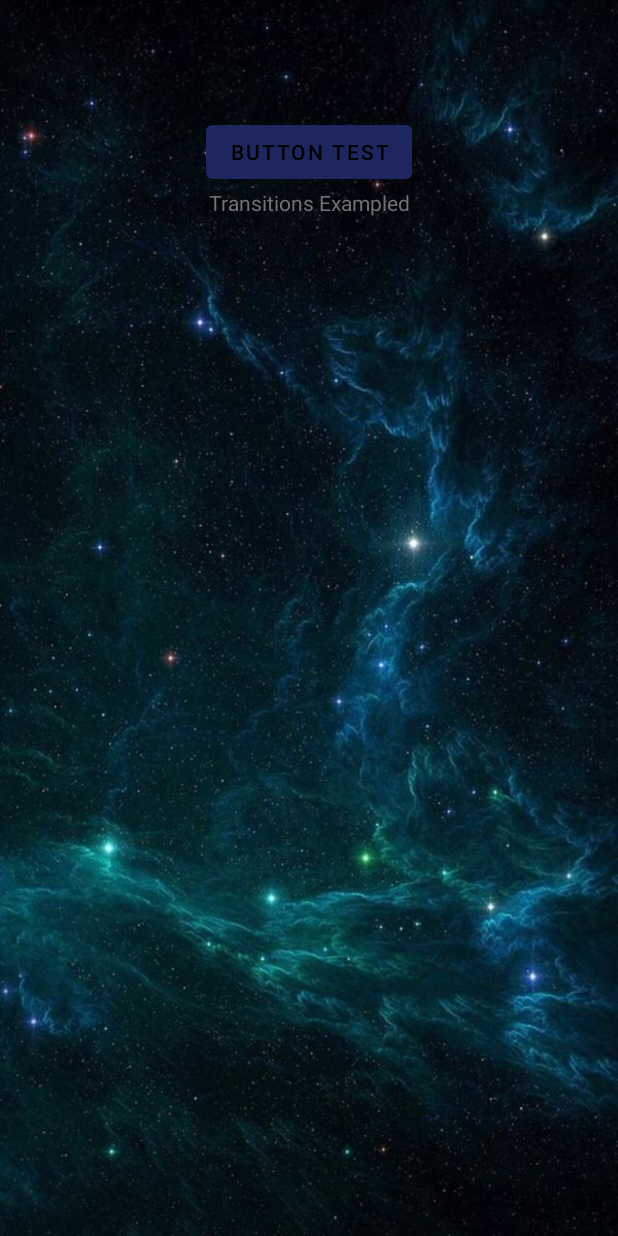
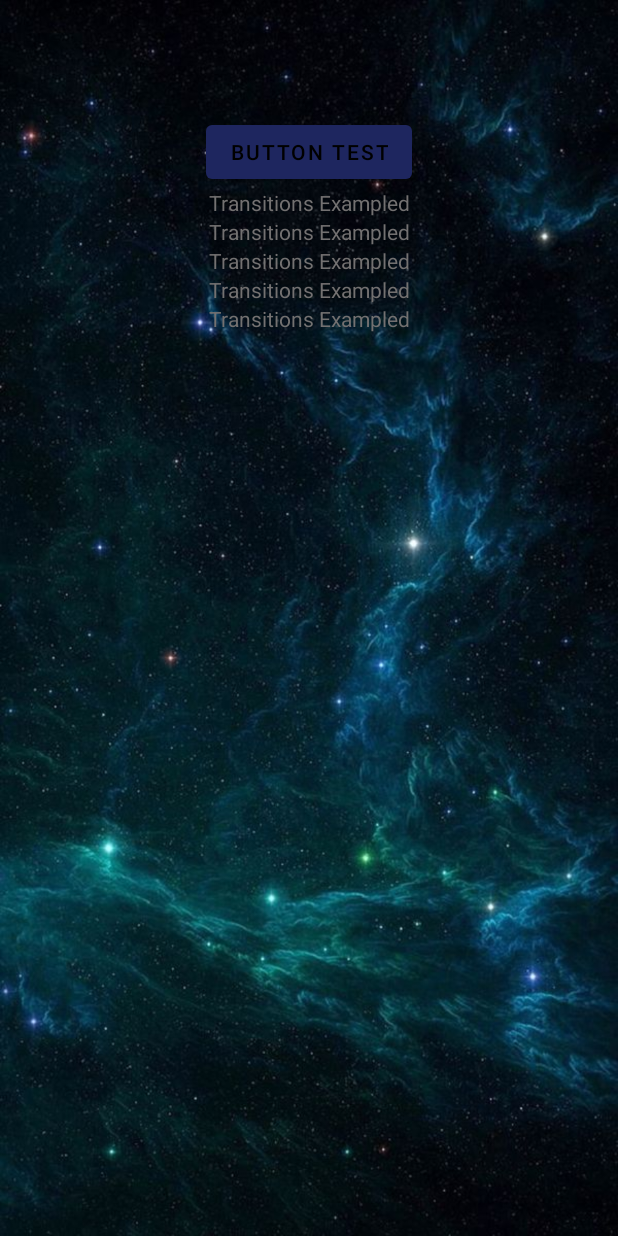
Before and after one commit to Nikita0093/MaterialDesign, an Android app: the fragment AnimationsFragment placed in its activity, after a tap on "BUTTON TEST", on a phone screen of 412 x 824 dp. Run offline under Robolectric (Android 15) with nearby library versions, the phone set to English and light mode, and no system bars; Roboto replaces fonts that are not available here.

Commit message:
Урок 6  | Начали  (Добавили RecycleView)

```diff
--- a/app/src/main/java/com/example/materialdesign/lesson3/viewpager/ViewPagerApiFragment.kt
+++ b/app/src/main/java/com/example/materialdesign/lesson3/viewpager/ViewPagerApiFragment.kt
@@ -11,6 +11,7 @@ import com.example.materialdesign.lesson3.MarsFragment
 import com.example.materialdesign.lesson3.SolarSystemFragment
 import com.example.materialdesign.lesson_4_layouts.LayoutsFragment
 import com.example.materialdesign.lesson_5_animations.AnimationsFragment
+import com.example.materialdesign.lesson_6.RecyclerFragment
 
 
 class ViewPagerApiFragment : Fragment() {
@@ -54,10 +55,10 @@ class ViewPagerApiFragment : Fragment() {
                         AnimationsFragment.newInstance()
                     ).addToBackStack(" ").commit()
 
-                R.id.bottom_app_solar -> requireActivity().supportFragmentManager.beginTransaction()
+                R.id.bottom_app_recycle -> requireActivity().supportFragmentManager.beginTransaction()
                     .replace(
                         R.id.mainContainer,
-                        SolarSystemFragment.newInstance()
+                        RecyclerFragment.newInstance()
                     ).addToBackStack(" ").commit()
 
             }
--- a/app/src/main/java/com/example/materialdesign/lesson_5_animations/AnimationsFragment.kt
+++ b/app/src/main/java/com/example/materialdesign/lesson_5_animations/AnimationsFragment.kt
@@ -1,10 +1,14 @@
 package com.example.materialdesign.lesson_5_animations
 
 import android.os.Bundle
+import android.view.Gravity
 import android.view.LayoutInflater
 import android.view.View
 import android.view.ViewGroup
 import androidx.fragment.app.Fragment
+import androidx.transition.Explode
+import androidx.transition.Fade
+import androidx.transition.Slide
 import androidx.transition.TransitionManager
 import com.example.materialdesign.databinding.FragmentAnimationsBinding
 
@@ -33,11 +37,37 @@ class AnimationsFragment : Fragment() {
 
         binding.animationButton.setOnClickListener {
 
-            TransitionManager.beginDelayedTransition(binding.root)
+            val transitionFade = Slide(Gravity.END)
+            val transitionExplode = Explode()
+            transitionExplode.duration = 2000
+
+            transitionFade.duration = 2000
+
+            TransitionManager.beginDelayedTransition(binding.root, transitionExplode)
 
             isOpen = !isOpen
 
             binding.animationText.visibility = if (isOpen) {
+                View.VISIBLE
+            } else {
+                View.GONE
+            }
+            binding.animationText2.visibility = if (isOpen) {
+                View.VISIBLE
+            } else {
+                View.GONE
+            }
+            binding.animationText3.visibility = if (isOpen) {
+                View.VISIBLE
+            } else {
+                View.GONE
+            }
+            binding.animationText4.visibility = if (isOpen) {
+                View.VISIBLE
+            } else {
+                View.GONE
+            }
+            binding.animationText5.visibility = if (isOpen) {
                 View.VISIBLE
             } else {
                 View.GONE
--- a/app/src/main/java/com/example/materialdesign/utils/Utils.kt
+++ b/app/src/main/java/com/example/materialdesign/utils/Utils.kt
@@ -3,9 +3,9 @@ package com.example.materialdesign.utils
 
 const val KEY_NASA_DOMAIN_ENDPOINT = "planetary/apod"
 const val KEY_NASA_DOMAIN_BASE_URL = "https://api.nasa.gov/"
-
-
 const val KEY_EPIC_ENDPOINT = "EPIC/api/natural"
+const val TYPE_EARTH = 0
+const val TYPE_MARS = 1
 
 
 class Utils {
--- a/app/src/main/java/com/example/materialdesign/viewmodel/picture/PictureOfTheDayFragment.kt
+++ b/app/src/main/java/com/example/materialdesign/viewmodel/picture/PictureOfTheDayFragment.kt
@@ -43,7 +43,6 @@ class PictureOfTheDayFragment : Fragment() {
 
     override fun onViewCreated(view: View, savedInstanceState: Bundle?) {
         super.onViewCreated(view, savedInstanceState)
-
 
         viewModel.getLiveData().observe(viewLifecycleOwner, Observer {
             renderData(it)
@@ -187,7 +186,6 @@ class PictureOfTheDayFragment : Fragment() {
                     .show()
 
 
-
             android.R.id.home -> {
                 BottomNaviDrawerFragment.newInstance()
                     .show(requireActivity().supportFragmentManager, " ")
--- /dev/null
+++ b/app/src/main/res/drawable/ic_baseline_recycler.xml
@@ -0,0 +1,5 @@
+<vector android:height="24dp" android:tint="#9F9B9B"
+    android:viewportHeight="24" android:viewportWidth="24"
+    android:width="24dp" xmlns:android="http://schemas.android.com/apk/res/android">
+    <path android:fillColor="?colorOnSecondary" android:pathData="M5.77,7.15L7.2,4.78l1.03,-1.71c0.39,-0.65 1.33,-0.65 1.72,0l1.48,2.46l-1.23,2.06L9.2,9.21L5.77,7.15zM21.72,12.97l-1.6,-2.66l-3.46,2L18.87,16H20c0.76,0 1.45,-0.43 1.79,-1.11C21.93,14.61 22,14.31 22,14C22,13.64 21.9,13.29 21.72,12.97zM16,21h1.5c0.76,0 1.45,-0.43 1.79,-1.11L20.74,17H16v-2l-4,4l4,4V21zM10,17H5.7l-0.84,1.41c-0.3,0.5 -0.32,1.12 -0.06,1.65l0,0C5.08,20.63 5.67,21 6.32,21H10V17zM6.12,14.35l1.73,1.04L6.48,9.9L1,11.27l1.7,1.02l-0.41,0.69c-0.35,0.59 -0.38,1.31 -0.07,1.92l1.63,3.26L6.12,14.35zM17.02,5.14l-1.3,-2.17C15.35,2.37 14.7,2 14,2h-3.53l3.12,5.2l-1.72,1.03l5.49,1.37l1.37,-5.49L17.02,5.14z"/>
+</vector>
--- a/app/src/main/res/layout/fragment_animations.xml
+++ b/app/src/main/res/layout/fragment_animations.xml
@@ -34,6 +34,66 @@
         app:layout_constraintVertical_bias="0">
 
     </com.google.android.material.textview.MaterialTextView>
+    <com.google.android.material.textview.MaterialTextView
+        android:id="@+id/animationText2"
+        android:layout_width="wrap_content"
+        android:layout_height="wrap_content"
+        android:text="Transitions Exampled"
+        android:textColor="@color/color_gray"
+        android:visibility="gone"
+        app:layout_constraintBottom_toBottomOf="parent"
+        app:layout_constraintEnd_toEndOf="parent"
+        app:layout_constraintHorizontal_bias="0.5"
+        app:layout_constraintStart_toStartOf="parent"
+        app:layout_constraintTop_toBottomOf="@+id/animationText"
+        app:layout_constraintVertical_bias="0">
+
+    </com.google.android.material.textview.MaterialTextView>
+    <com.google.android.material.textview.MaterialTextView
+        android:id="@+id/animationText3"
+        android:layout_width="wrap_content"
+        android:layout_height="wrap_content"
+        android:text="Transitions Exampled"
+        android:textColor="@color/color_gray"
+        android:visibility="gone"
+        app:layout_constraintBottom_toBottomOf="parent"
+        app:layout_constraintEnd_toEndOf="parent"
+        app:layout_constraintHorizontal_bias="0.5"
+        app:layout_constraintStart_toStartOf="parent"
+        app:layout_constraintTop_toBottomOf="@+id/animationText2"
+        app:layout_constraintVertical_bias="0">
+
+    </com.google.android.material.textview.MaterialTextView>
+    <com.google.android.material.textview.MaterialTextView
+        android:id="@+id/animationText4"
+        android:layout_width="wrap_content"
+        android:layout_height="wrap_content"
+        android:text="Transitions Exampled"
+        android:textColor="@color/color_gray"
+        android:visibility="gone"
+        app:layout_constraintBottom_toBottomOf="parent"
+        app:layout_constraintEnd_toEndOf="parent"
+        app:layout_constraintHorizontal_bias="0.5"
+        app:layout_constraintStart_toStartOf="parent"
+        app:layout_constraintTop_toBottomOf="@+id/animationText3"
+        app:layout_constraintVertical_bias="0">
+
+    </com.google.android.material.textview.MaterialTextView>
+    <com.google.android.material.textview.MaterialTextView
+        android:id="@+id/animationText5"
+        android:layout_width="wrap_content"
+        android:layout_height="wrap_content"
+        android:text="Transitions Exampled"
+        android:textColor="@color/color_gray"
+        android:visibility="gone"
+        app:layout_constraintBottom_toBottomOf="parent"
+        app:layout_constraintEnd_toEndOf="parent"
+        app:layout_constraintHorizontal_bias="0.5"
+        app:layout_constraintStart_toStartOf="parent"
+        app:layout_constraintTop_toBottomOf="@+id/animationText4"
+        app:layout_constraintVertical_bias="0">
+
+    </com.google.android.material.textview.MaterialTextView>
 
 
 </androidx.constraintlayout.widget.ConstraintLayout>
--- a/app/src/main/res/menu/bottom_navi_app_menu.xml
+++ b/app/src/main/res/menu/bottom_navi_app_menu.xml
@@ -16,10 +16,10 @@
     </item>
 
     <item
-        android:id="@+id/bottom_app_solar"
+        android:id="@+id/bottom_app_recycle"
         android:enabled="true"
-        android:icon="@drawable/ic_solar_system"
-        android:title="@string/solar">
+        android:icon="@drawable/ic_baseline_recycler"
+        android:title="@string/recycler">
 
     </item>
 
--- a/app/src/main/res/values/strings.xml
+++ b/app/src/main/res/values/strings.xml
@@ -118,4 +118,5 @@
     <string name="plus" translatable="false">+</string>
     <string name="animations">Animations</string>
     <string name="button_test">Button Test</string>
+    <string name="recycler">Recycler</string>
 </resources>
```
Also changed, not shown: app/src/main/java/com/example/materialdesign/lesson_6/Data.kt (added, +10 -0 lines), app/src/main/java/com/example/materialdesign/lesson_6/RecyclerAdapter.kt (added, +64 -0 lines), app/src/main/java/com/example/materialdesign/lesson_6/RecyclerFragment.kt (added, +65 -0 lines), app/src/main/java/com/example/materialdesign/lesson_6/ViewHolder.kt (added, +8 -0 lines), app/src/main/res/drawable/ic_wiki.xml (added, +9 -0 lines), app/src/main/res/layout/fragment_recycler.xml (added, +20 -0 lines), app/src/main/res/layout/fragment_recycler_earth.xml (added, +60 -0 lines), app/src/main/res/layout/fragment_recycler_mars.xml (added, +31 -0 lines).
